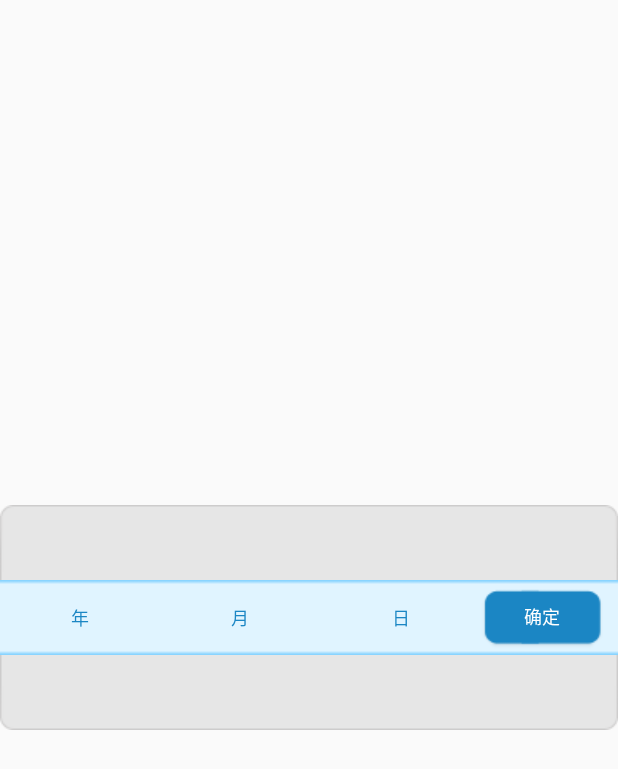
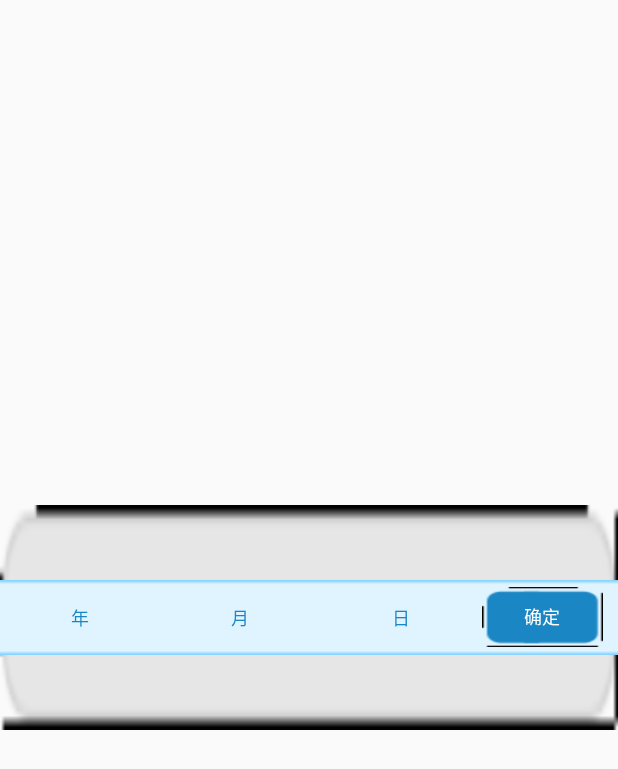
Before and after one commit to chenjzcj/WheelView, an Android app: the screen it shows after launch (MainActivity), on a phone screen of 412 x 824 dp. Shown: the top 769 px of the screen. Run offline under Robolectric (Android 15) with nearby library versions, the phone set to English and light mode, and no system bars.

Commit message:
使用优化

```diff
--- a/app/src/main/res/drawable/btn_selecter.xml
+++ b/app/src/main/res/drawable/btn_selecter.xml
@@ -1,8 +1,8 @@
 <?xml version="1.0" encoding="UTF-8"?>
 <selector xmlns:android="http://schemas.android.com/apk/res/android">
 
-    <item android:drawable="@drawable/btton_avtie" android:state_pressed="true"/>
-    <item android:drawable="@drawable/btton_avtie" android:state_enabled="false"/>
-    <item android:drawable="@drawable/btton_avtie"/>
+    <item android:drawable="@drawable/btn_bg" android:state_pressed="true"/>
+    <item android:drawable="@drawable/btn_bg" android:state_enabled="false"/>
+    <item android:drawable="@drawable/btn_bg"/>
 
 </selector>
--- a/app/src/main/res/layout/activity_main.xml
+++ b/app/src/main/res/layout/activity_main.xml
@@ -10,10 +10,10 @@
         android:layout_width="match_parent"
         android:layout_height="wrap_content"
         android:layout_centerInParent="true"
-        android:background="@drawable/act_menu_bg_hover"
+        android:background="@drawable/wheel_view_bg"
         app:buttonBackground="@drawable/btn_selecter"
         app:buttonTextSize="12sp"
-        app:focusBackground="@drawable/shoukuan_border4"
+        app:focusBackground="@drawable/focus_bg"
         app:rowHeight="50dp" />
 
 </RelativeLayout>
```
Also changed, not shown: app/src/main/res/drawable/btn_bg.png (renamed from app/src/main/res/drawable/btton_avtie.9.png), app/src/main/res/drawable/focus_bg.png (renamed from app/src/main/res/drawable/shoukuan_border4.png), app/src/main/res/drawable/wheel_view_bg.png (renamed from app/src/main/res/drawable/act_menu_bg_hover.9.png).
